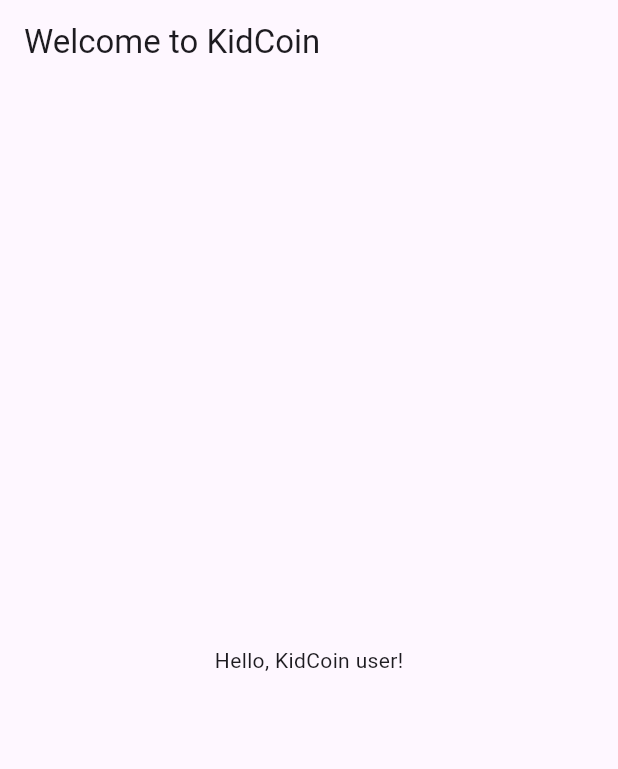
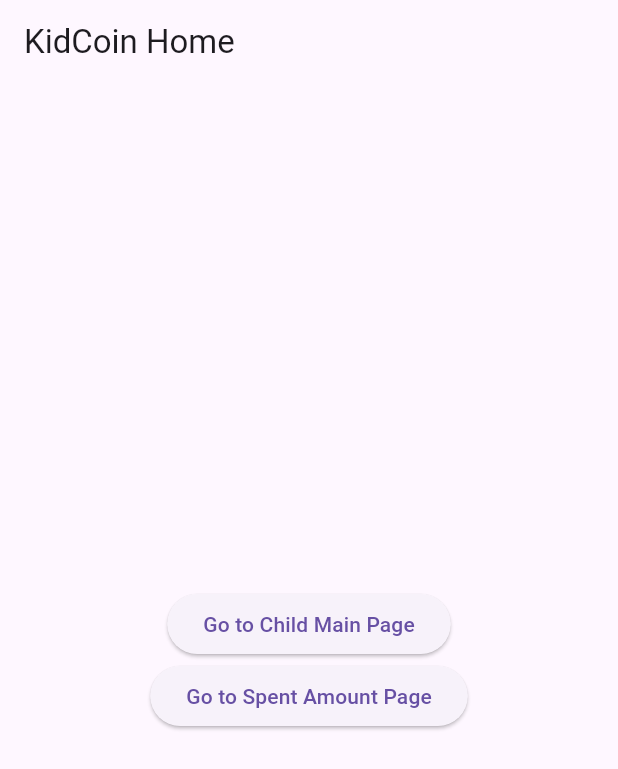
Before and after one commit to deemaoaloufi/KidCoin_App, a Flutter app: the screen it shows after launch, on a phone screen of 412 x 824 dp. Shown: the top 769 px of the screen. Run offline on Flutter 3.47's test engine with Material 3 defaults, Android fonts, the phone set to English and light mode, and no system bars; our stand-ins replace cloud_firestore, firebase_auth, firebase_core; accounts and stored records are empty.

Commit message:
Changes in home_screen.dart file

```diff
--- a/lib/home_screen.dart
+++ b/lib/home_screen.dart
@@ -1,14 +1,53 @@
 import 'package:flutter/material.dart';
+import '../methods/ChildMainPage.dart';
+import '../methods/SpentAmountPage.dart';
 
 class HomeScreen extends StatelessWidget {
   @override
   Widget build(BuildContext context) {
+    final String childId = 'sampleChildId';
+    final String category = 'Food and Snacks';
+    final double currentAmount = 50.0; // Example value, replace with actual amount as needed
+
     return Scaffold(
       appBar: AppBar(
-        title: Text('Welcome to KidCoin'),
+        title: Text('KidCoin Home'),
       ),
       body: Center(
-        child: Text('Hello, KidCoin user!'),
+        child: Column(
+          mainAxisAlignment: MainAxisAlignment.center,
+          children: <Widget>[
+            ElevatedButton(
+              onPressed: () {
+                Navigator.push(
+                  context,
+                  MaterialPageRoute(
+                    builder: (context) => ChildMainPage(childId: childId),
+                  ),
+                );
+              },
+              child: Text('Go to Child Main Page'),
+            ),
+            ElevatedButton(
+              onPressed: () {
+                Navigator.push(
+                  context,
+                  MaterialPageRoute(
+                    builder: (context) => SpentAmountPage(
+                      category: category,
+                      currentAmount: currentAmount,
+                      onSubmit: (double spentAmount) {
+                        // Handle the submitted amount here
+                        print("Amount spent on $category: $spentAmount");
+                      },
+                    ),
+                  ),
+                );
+              },
+              child: Text('Go to Spent Amount Page'),
+            ),
+          ],
+        ),
       ),
     );
   }
```
